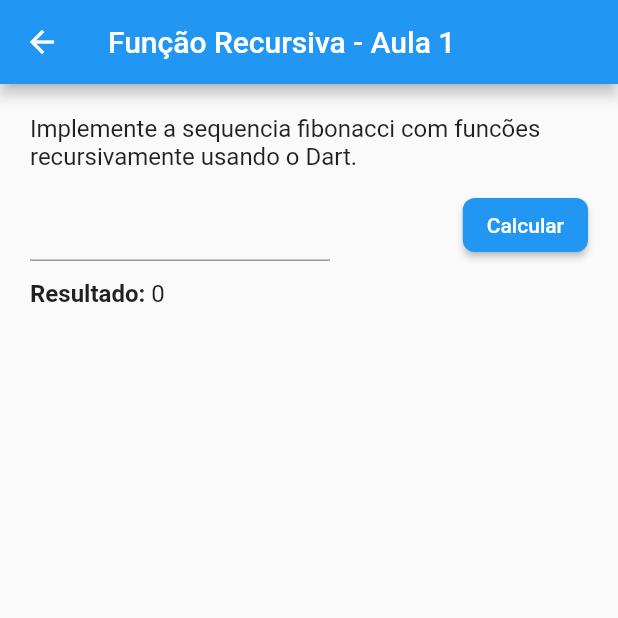
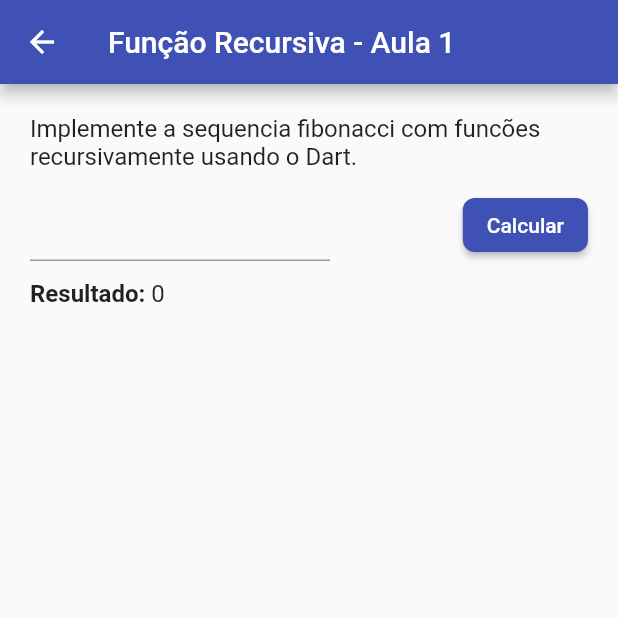
Before and after one commit to Bru-marques/flutter_masterclass, a Flutter app: the screen it shows after launch, after a tap on "1. Função Recursiva", on a phone screen of 412 x 824 dp, the top half of it. Run offline on Flutter 3.47's test engine with Material 2 defaults, Android fonts, the phone set to English and light mode, and no system bars; our stand-ins replace flutter_svg; Roboto replaces fonts that are missing (Poppins).

Commit message:
add mockups

```diff
--- a/lib/Pages/class-three/vigenere_cipher.dart
+++ b/lib/Pages/class-three/vigenere_cipher.dart
@@ -44,6 +44,7 @@ class _VigenereCipherState extends State<VigenereCipher> {
                 input = value;
               });
             }),
+            const SizedBox(height: 12),
             _customText('1. Random key:  ', _randomKey()),
             const SizedBox(height: 12),
             _customText('2. Encode:  ', _encode()),
--- a/lib/Pages/home/home.dart
+++ b/lib/Pages/home/home.dart
@@ -11,12 +11,10 @@ import 'package:playground/Pages/class-three/vigenere_cipher.dart';
 class Home extends StatelessWidget {
   const Home({Key? key}) : super(key: key);
 
-  static Color purple = const Color(0xff4D5ABE);
   @override
   Widget build(BuildContext context) {
     return (Scaffold(
         appBar: AppBar(
-            backgroundColor: purple,
             title: const Text('Playground',
                 style: TextStyle(fontFamily: 'Charlet', fontSize: 26))),
         body: _body(context)));
--- a/lib/main.dart
+++ b/lib/main.dart
@@ -14,7 +14,7 @@ class MyApp extends StatelessWidget {
       debugShowCheckedModeBanner: false,
       title: 'Flutter Masterclass',
       theme: ThemeData(
-        primarySwatch: Colors.blue,
+        primarySwatch: Colors.indigo,
       ),
       home: const Home(),
     );
--- /dev/null
+++ b/lib/theme/theme.dart
@@ -0,0 +1,5 @@
+import 'package:flutter/material.dart';
+
+class Theme {
+  static final themeDefault = ThemeData();
+}
```
Also changed, not shown: assets/images/mockups/01_recursive_function_algorithm.png (added), assets/images/mockups/02_role_of_3_algorithm.png (added), assets/images/mockups/03_credit_card_validator_algorithm.png (added), assets/images/mockups/04_cpf_validator_algorithm.png (added), assets/images/mockups/05_money_controll_login_layout.png (added), assets/images/mockups/06_tinder_login_layout.png (added), assets/images/mockups/07_blue_login_layout.png (added), assets/images/mockups/08_vigenere_cipher_algorithm.png (added).
